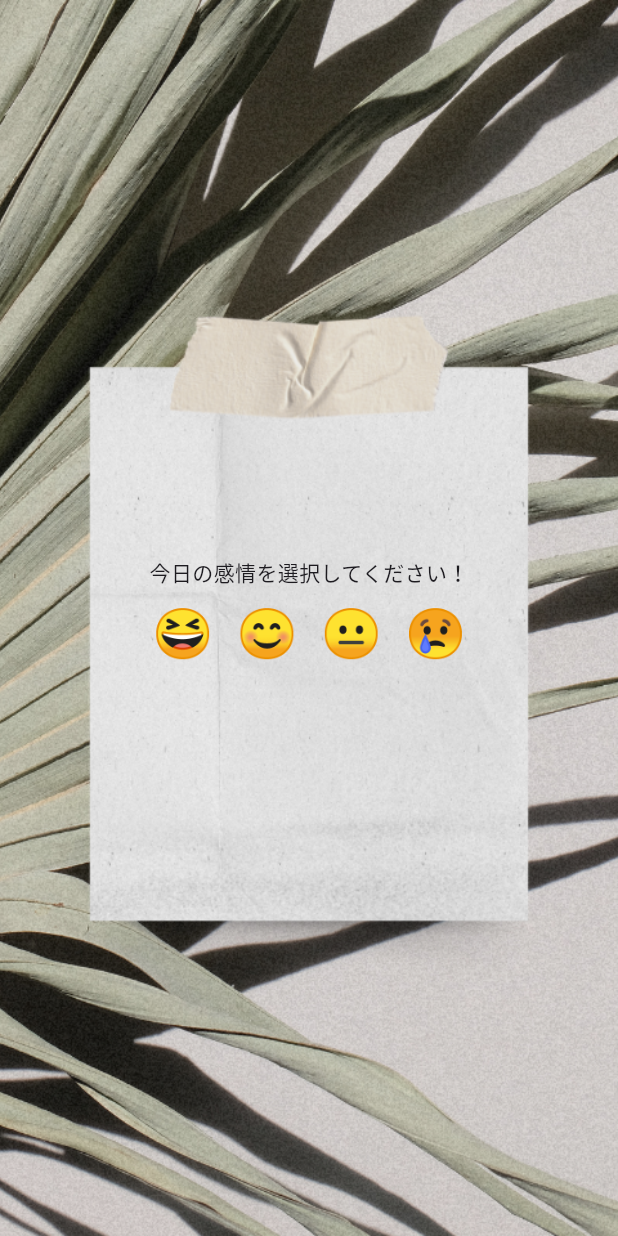
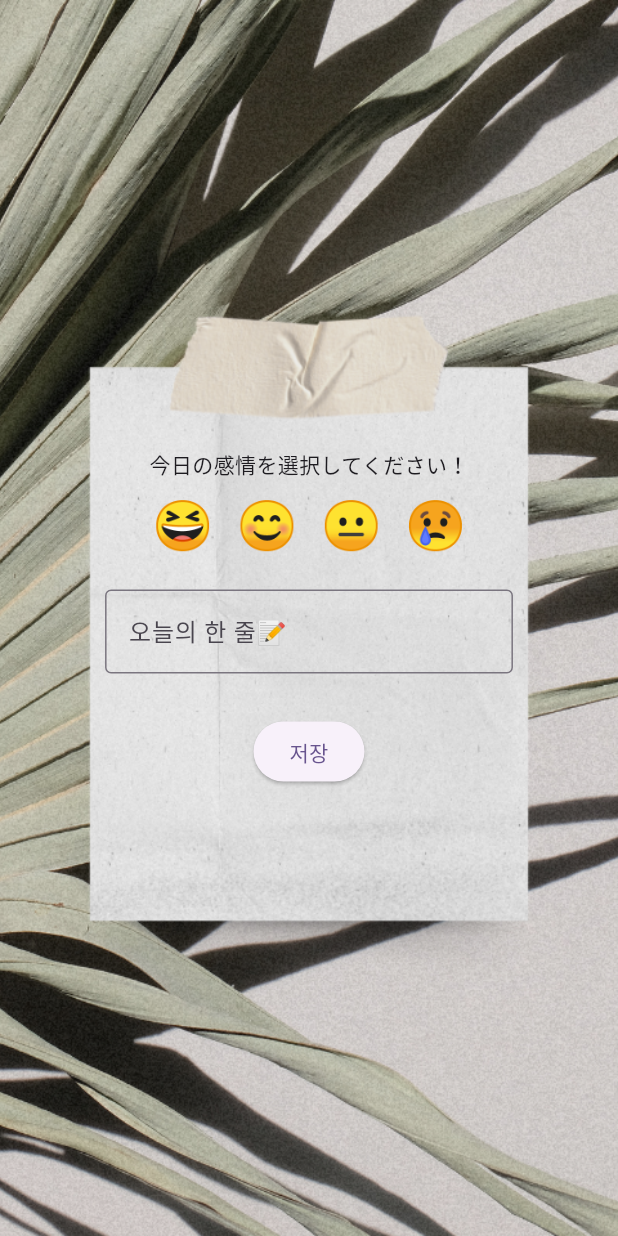
Before and after one commit to lenayoo/emotion_tracker, a Flutter app: the screen it shows after launch, on a phone screen of 412 x 824 dp. Run offline on Flutter 3.47's test engine with Material 3 defaults, Android fonts, the phone set to English and light mode, and no system bars; our stand-ins replace cloud_firestore; accounts and stored records are empty.

Commit message:
add new pages

```diff
--- a/lib/main.dart
+++ b/lib/main.dart
@@ -1,4 +1,5 @@
 import 'package:flutter/material.dart';
+import "screens/mood_input_screen.dart";
 
 void main() {
   runApp(const EmotionApp());
@@ -15,53 +16,7 @@ class EmotionApp extends StatelessWidget {
       theme: ThemeData(
         colorScheme: ColorScheme.fromSeed(seedColor: Colors.deepPurple),
       ),
-      home: const EmotionHome(title: '感情トラッカー🌳🪐🤍🎐🫧'),
+      home: const EmotionHome(),
     );
   }
 }
-
-class EmotionHome extends StatefulWidget {
-  const EmotionHome({super.key, required this.title});
-
-  final String title;
-
-  @override
-  State<EmotionHome> createState() => _EmotionHomeState();
-}
-
-class _EmotionHomeState extends State<EmotionHome> {
-  String? _selectedEmotion;
-
-  @override
-  Widget build(BuildContext context) {
-    return Scaffold(
-      body: Container(
-        decoration: const BoxDecoration(
-          image: DecorationImage(
-            image: AssetImage("assets/images/bg_emotion.png"),
-            fit: BoxFit.cover,
-          ),
-        ),
-        child: Column(
-          mainAxisAlignment: MainAxisAlignment.center,
-          children: [
-            Text("今日の感情を選択してください！"),
-            Row(
-              mainAxisAlignment: MainAxisAlignment.center,
-              children:
-                  ['😆', '😊', '😐', '😢'].map((emoji) {
-                    return IconButton(
-                      onPressed: () {
-                        setState(() => _selectedEmotion = emoji);
-                      },
-                      icon: Text(emoji, style: const TextStyle(fontSize: 32)),
-                    );
-                  }).toList(),
-            ),
-            if (_selectedEmotion != null) Text("選択された感情: $_selectedEmotion"),
-          ],
-        ),
-      ),
-    );
-  }
-}
--- /dev/null
+++ b/lib/models/mood.dart
@@ -0,0 +1,19 @@
+class Mood {
+  final DateTime date;
+  final String emoji;
+  final String note;
+
+  Mood({required this.date, required this.emoji, required this.note});
+
+  Map<String, dynamic> toMap() {
+    return {"date": date.toIso8601String(), "emoji": emoji, "note": note};
+  }
+
+  factory Mood.fromMap(Map<String, dynamic> map) {
+    return Mood(
+      date: DateTime.parse(map["date"]),
+      emoji: map["emoji"],
+      note: map["note"],
+    );
+  }
+}
--- /dev/null
+++ b/lib/screens/mood_input_screen.dart
@@ -0,0 +1,92 @@
+import 'package:flutter/material.dart';
+import '../models/mood.dart';
+import '../services/firestore_service.dart';
+import 'mood_saved_screen.dart';
+
+class EmotionHome extends StatefulWidget {
+  const EmotionHome({super.key});
+
+  @override
+  State<EmotionHome> createState() => _EmotionHomeState();
+}
+
+class _EmotionHomeState extends State<EmotionHome> {
+  String? _selectedEmotion;
+  final TextEditingController _noteController = TextEditingController();
+
+  void _saveMood() async {
+    if (_selectedEmotion == null || _noteController.text.isEmpty) return;
+
+    final mood = Mood(
+      date: DateTime.now(),
+      emoji: _selectedEmotion!,
+      note: _noteController.text,
+    );
+
+    await FirestoreService().addMood(mood);
+
+    Navigator.push(
+      context,
+      MaterialPageRoute(
+        builder:
+            (context) => const MoodSavedScreen(selectedEmoji: '', note: ''),
+      ),
+    );
+  }
+
+  @override
+  Widget build(BuildContext context) {
+    return Scaffold(
+      body: Container(
+        decoration: const BoxDecoration(
+          image: DecorationImage(
+            image: AssetImage("assets/images/bg_emotion.png"),
+            fit: BoxFit.cover,
+          ),
+        ),
+        child: Column(
+          mainAxisAlignment: MainAxisAlignment.center,
+          children: [
+            Text("今日の感情を選択してください！"),
+            Row(
+              mainAxisAlignment: MainAxisAlignment.center,
+              children:
+                  ['😆', '😊', '😐', '😢'].map((emoji) {
+                    return IconButton(
+                      onPressed: () {
+                        setState(() => _selectedEmotion = emoji);
+                      },
+                      icon: Text(emoji, style: const TextStyle(fontSize: 32)),
+                    );
+                  }).toList(),
+            ),
+            Padding(
+              padding: const EdgeInsets.symmetric(horizontal: 24, vertical: 12),
+              child: SizedBox(
+                width: MediaQuery.of(context).size.width * 0.66, // 화면 2/3 너비
+                child: TextField(
+                  controller: _noteController,
+                  textAlign: TextAlign.center, // 글자 가운데 정렬
+                  decoration: const InputDecoration(
+                    labelText: "오늘의 한 줄📝",
+                    border: OutlineInputBorder(),
+                  ),
+                ),
+              ),
+            ),
+
+            // 저장 버튼 (위에 패딩 추가)
+            Padding(
+              padding: const EdgeInsets.only(top: 16.0),
+              child: ElevatedButton(
+                onPressed: _saveMood,
+                child: const Text("저장"),
+              ),
+            ),
+            if (_selectedEmotion != null) Text("選択された感情: $_selectedEmotion"),
+          ],
+        ),
+      ),
+    );
+  }
+}
--- /dev/null
+++ b/lib/services/firestore_service.dart
@@ -0,0 +1,22 @@
+import 'package:cloud_firestore/cloud_firestore.dart';
+import '../models/mood.dart';
+
+class FirestoreService {
+  final CollectionReference moods = FirebaseFirestore.instance.collection(
+    'moods',
+  );
+
+  Future<void> addMood(Mood mood) async {
+    await moods
+        .doc(mood.date.toIso8601String().substring(0, 10))
+        .set(mood.toMap());
+  }
+
+  Future<Mood?> getMood(DateTime date) async {
+    final doc = await moods.doc(date.toIso8601String().substring(0, 10)).get();
+    if (doc.exists) {
+      return Mood.fromMap(doc.data() as Map<String, dynamic>);
+    }
+    return null;
+  }
+}
--- a/pubspec.yaml
+++ b/pubspec.yaml
@@ -34,6 +34,7 @@ dependencies:
   # The following adds the Cupertino Icons font to your application.
   # Use with the CupertinoIcons class for iOS style icons.
   cupertino_icons: ^1.0.8
+  cloud_firestore: ^6.0.1
 
 dev_dependencies:
   flutter_test:
```
Also changed, not shown: lib/screens/mood_saved_screen.dart (added, +35 -0 lines), lib/screens/calendar_screen.dart (added), lib/screens/mood_detail_screen.dart (added), pubspec.lock, 12 other files.
